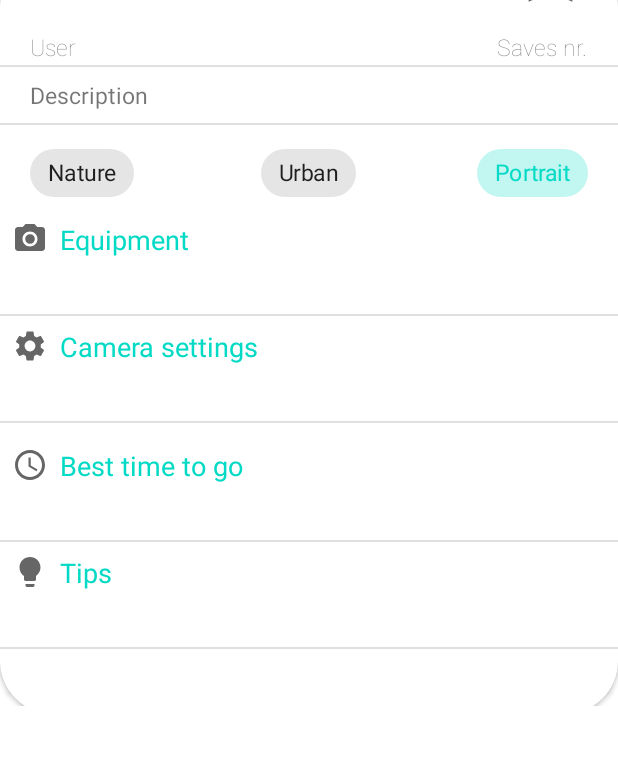
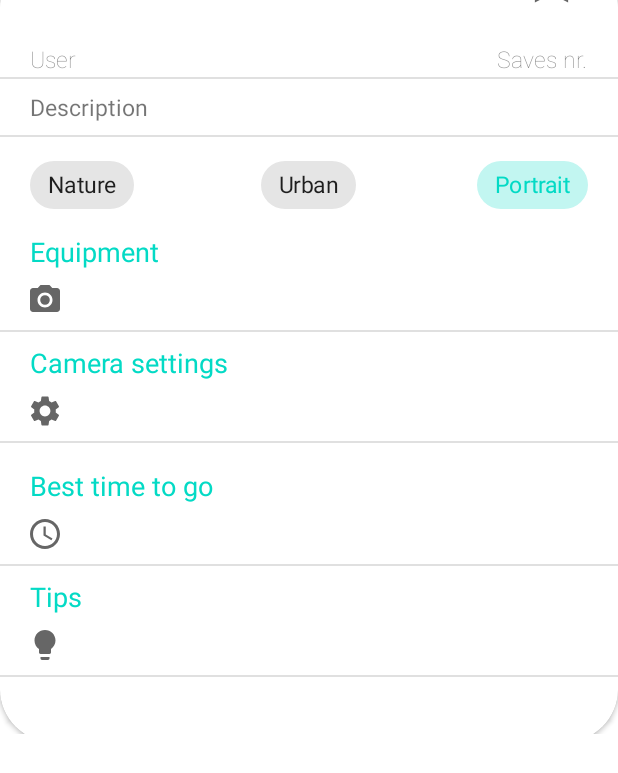
Before and after one commit to JACKLME96/Protography, an Android app: the ImageActivity screen opened directly, with no data from a screen before it, on a phone screen of 412 x 824 dp. Shown: the top 773 px of the screen. Run offline under Robolectric (Android 15) with nearby library versions, the phone set to English and light mode, and no system bars; our stand-ins replace Picasso; plain views replace ShowMoreTextView; 15 statements that could not run were skipped.

Commit message:
Various graphic changes
Little graphic changes on the last commit

```diff
--- a/app/src/main/res/drawable/ic_baseline_bookmark_24.xml
+++ b/app/src/main/res/drawable/ic_baseline_bookmark_24.xml
@@ -1,6 +1,6 @@
 <vector xmlns:android="http://schemas.android.com/apk/res/android"
-    android:width="50dp"
-    android:height="50dp"
+    android:width="38dp"
+    android:height="45dp"
     android:viewportWidth="24"
     android:viewportHeight="24"
     android:tint="?attr/colorControlNormal">
--- a/app/src/main/res/layout/activity_image.xml
+++ b/app/src/main/res/layout/activity_image.xml
@@ -31,8 +31,8 @@
 
             <ImageButton
                 android:id="@+id/like"
-                android:layout_width="40dp"
-                android:layout_height="40dp"
+                android:layout_width="wrap_content"
+                android:layout_height="wrap_content"
                 app:srcCompat="@drawable/ic_baseline_bookmark_24"
                 android:layout_gravity="end"
                 android:layout_marginTop="-8dp"
@@ -51,7 +51,7 @@
                     android:layout_marginStart="20dp"
                     android:layout_marginLeft="15dp"
                     android:layout_marginTop="8dp"
-                    android:layout_marginBottom="8dp"
+                    android:layout_marginBottom="16dp"
                     android:textColor="?attr/colorPrimary"
                     android:textSize="25sp"
                     android:textStyle="bold" />
@@ -161,8 +161,7 @@
                     android:textColor="?attr/colorPrimary"
                     android:layout_width="match_parent"
                     android:layout_height="wrap_content"
-                    android:drawableLeft="@drawable/ic_baseline_camera_alt_24"
-                    android:layout_marginLeft="8dp"
+                    android:layout_marginLeft="20dp"
                     android:layout_marginRight="8dp"
                     android:layout_marginBottom="8dp"
                     android:textSize="18sp"
@@ -172,10 +171,11 @@
                     android:id="@+id/equipment"
                     android:layout_width="match_parent"
                     android:layout_height="wrap_content"
-                    android:layout_marginLeft="40dp"
+                    android:layout_marginLeft="18dp"
                     android:layout_marginRight="8dp"
                     android:layout_marginBottom="8dp"
                     android:textSize="15sp"
+                    android:drawableLeft="@drawable/ic_baseline_camera_alt_24"
                     android:drawablePadding="8dp"/>
 
                 <View
@@ -190,19 +190,19 @@
                     android:layout_width="match_parent"
                     android:layout_height="wrap_content"
                     android:layout_marginLeft="8dp"
-                    android:layout_marginRight="8dp"
+                    android:layout_marginStart="20dp"
                     android:layout_marginBottom="8dp"
                     android:textSize="18sp"
-                    android:drawablePadding="8dp"
-                    app:drawableLeftCompat="@drawable/ic_baseline_settings_24" />
+                    android:drawablePadding="8dp"/>
                 <TextView
                     android:id="@+id/camera_settings"
                     android:layout_width="match_parent"
                     android:layout_height="wrap_content"
-                    android:layout_marginLeft="40dp"
+                    android:layout_marginLeft="18dp"
                     android:layout_marginRight="8dp"
                     android:layout_marginBottom="8dp"
                     android:textSize="15sp"
+                    app:drawableLeftCompat="@drawable/ic_baseline_settings_24"
                     android:drawablePadding="8dp"/>
 
 
@@ -217,9 +217,8 @@
                     android:textColor="?attr/colorPrimary"
                     android:layout_width="match_parent"
                     android:layout_height="wrap_content"
-                    android:drawableLeft="@drawable/ic_baseline_access_time_24"
                     android:layout_marginLeft="8dp"
-                    android:layout_marginRight="8dp"
+                    android:layout_marginStart="20dp"
                     android:layout_marginBottom="8dp"
                     android:textSize="18sp"
                     android:drawablePadding="8dp"/>
@@ -229,9 +228,10 @@
                     android:layout_width="match_parent"
                     android:layout_height="wrap_content"
                     android:layout_marginLeft="40dp"
-                    android:layout_marginRight="8dp"
+                    android:layout_marginStart="18dp"
                     android:layout_marginBottom="8dp"
                     android:textSize="15sp"
+                    android:drawableLeft="@drawable/ic_baseline_access_time_24"
                     android:drawablePadding="8dp"/>
 
                 <View
@@ -245,9 +245,8 @@
                     android:textColor="?attr/colorPrimary"
                     android:layout_width="match_parent"
                     android:layout_height="wrap_content"
-                    android:drawableLeft="@drawable/ic_baseline_lightbulb_24"
                     android:layout_marginLeft="8dp"
-                    android:layout_marginRight="8dp"
+                    android:layout_marginStart="20dp"
                     android:layout_marginBottom="8dp"
                     android:textSize="18sp"
                     android:drawablePadding="8dp"/>
@@ -257,9 +256,10 @@
                     android:layout_width="match_parent"
                     android:layout_height="wrap_content"
                     android:layout_marginLeft="40dp"
-                    android:layout_marginRight="8dp"
+                    android:layout_marginStart="18dp"
                     android:layout_marginBottom="8dp"
                     android:textSize="15sp"
+                    android:drawableLeft="@drawable/ic_baseline_lightbulb_24"
                     android:drawablePadding="8dp"/>
 
                 <View
--- a/app/src/main/res/layout/image_item.xml
+++ b/app/src/main/res/layout/image_item.xml
@@ -35,7 +35,6 @@
                 android:layout_marginRight="8dp"
                 android:layout_marginBottom="8dp"
                 android:fontFamily="sans-serif-thin"
-                android:textColor="@android:color/black"
                 android:textSize="20sp" />
 
             <TextView
```
Also changed, not shown: app/src/main/res/layout/fragment_add_image_details.xml (+34 -37 lines).
